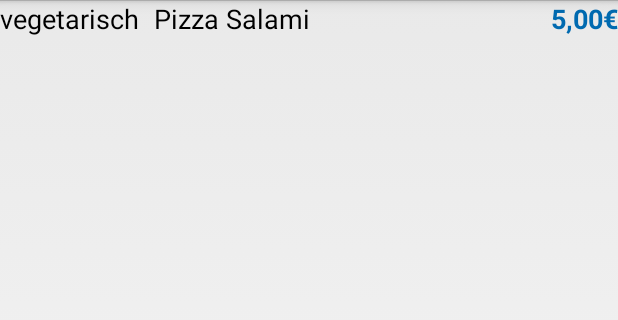
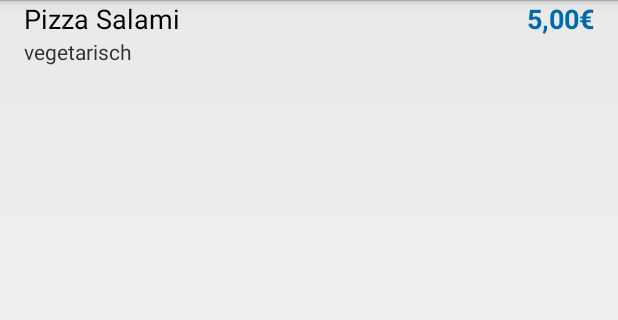
Before and after one commit to graetzer/android-MensaPlanner, an Android app: the layout menu_list_item.xml on its own in the app's theme, with its tools: preview values and no code run, on a phone screen of 412 x 824 dp, the part 72-392 px from its top. Run offline under Robolectric (Android 15) with nearby library versions, the phone set to English and light mode, and no system bars.

Commit message:
Fixing client

```diff
--- a/app/src/main/java/de/rwth_aachen/comsys/assignment2/MensaDetailFragment.java
+++ b/app/src/main/java/de/rwth_aachen/comsys/assignment2/MensaDetailFragment.java
@@ -4,6 +4,7 @@ import android.app.Fragment;
 import android.app.ListFragment;
 import android.app.ProgressDialog;
 import android.content.Context;
+import android.graphics.Color;
 import android.os.AsyncTask;
 import android.os.Bundle;
 import android.support.v4.view.PagerAdapter;
@@ -183,6 +184,11 @@ public class MensaDetailFragment extends Fragment {
             menuTV.setText(m.title);
             priceTV.setText(format.format(m.price));
 
+            if(position % 2 == 0)
+                convertView.setBackgroundColor(0);
+            else
+                convertView.setBackgroundColor(Color.argb(0X66, 0xBB, 0xBB, 0xBB));
+
             return convertView;
         }
     }
--- a/app/src/main/java/de/rwth_aachen/comsys/assignment2/MensaListFragment.java
+++ b/app/src/main/java/de/rwth_aachen/comsys/assignment2/MensaListFragment.java
@@ -67,6 +67,8 @@ public class MensaListFragment extends ListFragment {
         if (savedInstanceState != null
                 && savedInstanceState.containsKey(STATE_ACTIVATED_POSITION)) {
             setActivatedPosition(savedInstanceState.getInt(STATE_ACTIVATED_POSITION));
+        } else {
+            setActivatedPosition(0);
         }
     }
 
--- a/app/src/main/res/layout-sw600dp/activity_mensa_list.xml
+++ b/app/src/main/res/layout-sw600dp/activity_mensa_list.xml
@@ -26,10 +26,6 @@
         android:id="@+id/mensa_detail_container"
         android:layout_width="0dp"
         android:layout_height="match_parent"
-        android:layout_weight="3"
-        android:layout_marginBottom="@dimen/activity_vertical_margin"
-        android:layout_marginLeft="@dimen/activity_horizontal_margin"
-        android:layout_marginRight="@dimen/activity_horizontal_margin"
-        android:layout_marginTop="@dimen/activity_vertical_margin"/>
+        android:layout_weight="3"/>
 
 </LinearLayout>
--- a/app/src/main/res/layout/fragment_mensa_detail.xml
+++ b/app/src/main/res/layout/fragment_mensa_detail.xml
@@ -8,5 +8,9 @@
         android:id="@+id/pager_tab_strip"
         android:layout_width="match_parent"
         android:layout_height="wrap_content"
-        android:layout_gravity="top" />
+        android:layout_gravity="top"
+        android:background="#33b5e5"
+        android:textColor="#fff"
+        android:paddingTop="5dp"
+        android:paddingBottom="5dp"/>
 </android.support.v4.view.ViewPager>
--- a/app/src/main/res/layout/menu_list.xml
+++ b/app/src/main/res/layout/menu_list.xml
@@ -7,7 +7,9 @@
         android:layout_width="match_parent"
         android:layout_height="match_parent"
         android:layout_gravity="fill"
-        android:drawSelectorOnTop="false"/>
+        android:drawSelectorOnTop="false"
+        android:layout_marginBottom="@dimen/activity_vertical_margin"
+        android:layout_marginTop="@dimen/activity_vertical_margin"/>
 
     <TextView android:id="@id/android:empty"
         android:layout_width="wrap_content"
--- a/app/src/main/res/layout/menu_list_item.xml
+++ b/app/src/main/res/layout/menu_list_item.xml
@@ -1,24 +1,21 @@
 <?xml version="1.0" encoding="utf-8"?>
 <LinearLayout xmlns:android="http://schemas.android.com/apk/res/android"
-    android:orientation="horizontal" android:layout_width="match_parent"
+    android:orientation="vertical" android:layout_width="match_parent"
     android:layout_height="match_parent"
-    android:layout_marginBottom="5dp">
+    android:layout_marginBottom="5dp"
+    android:paddingLeft="@dimen/activity_horizontal_margin"
+    android:paddingRight="@dimen/activity_horizontal_margin">
 
-    <TextView
-        android:layout_width="wrap_content"
-        android:layout_height="wrap_content"
-        android:textAppearance="?android:attr/textAppearanceMedium"
-        android:text="vegetarisch"
-        android:paddingRight="10dp"
-        android:id="@+id/textView_category" />
-
+    <LinearLayout
+        android:layout_width="match_parent"
+        android:layout_height="wrap_content">
         <TextView
             android:layout_width="0dp"
             android:layout_height="wrap_content"
             android:layout_weight="1"
             android:textAppearance="?android:attr/textAppearanceMedium"
             android:text="Pizza Salami"
-        android:id="@+id/textView_menu" />
+            android:id="@+id/textView_menu"/>
 
         <TextView
             android:layout_width="wrap_content"
@@ -28,4 +25,16 @@
             android:textColor="#006AB0"
             android:textStyle="bold"
             android:id="@+id/textView_price" />
+
+
         </LinearLayout>
+    <TextView
+        android:layout_width="match_parent"
+        android:layout_height="wrap_content"
+        android:textAppearance="?android:attr/textAppearanceSmall"
+        android:text="vegetarisch"
+        android:paddingRight="10dp"
+        android:id="@+id/textView_category"/>
+
+
+</LinearLayout>
```
Also changed, not shown: 1 other file. Lines whose indentation alone changed are shown as unchanged.
